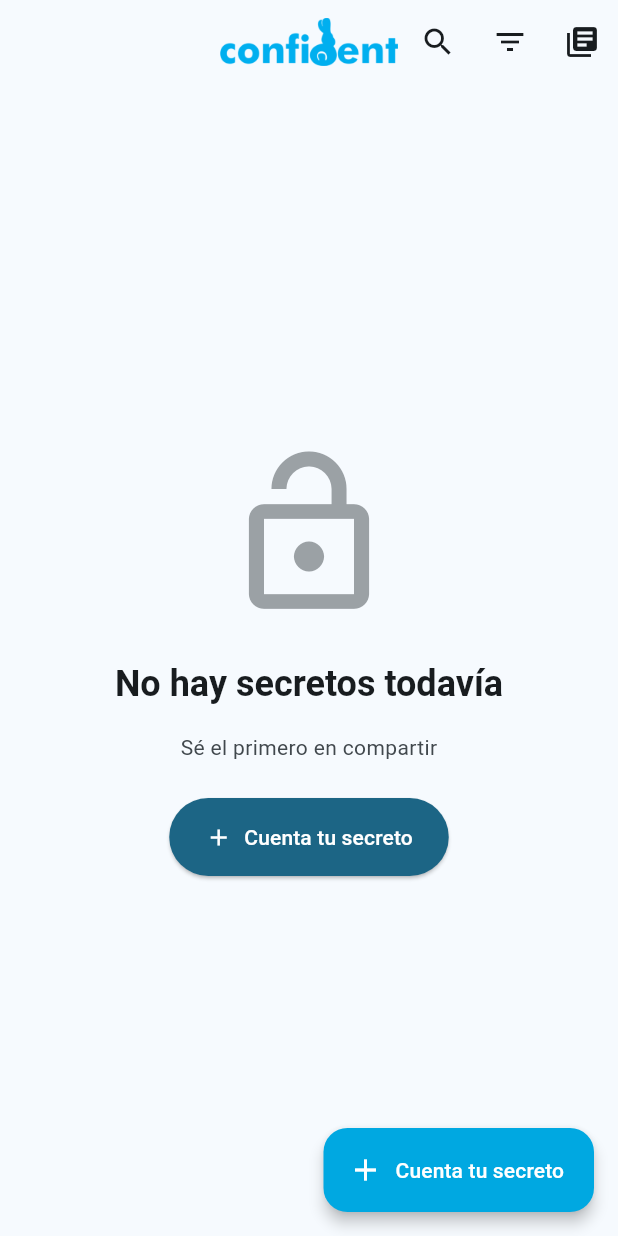
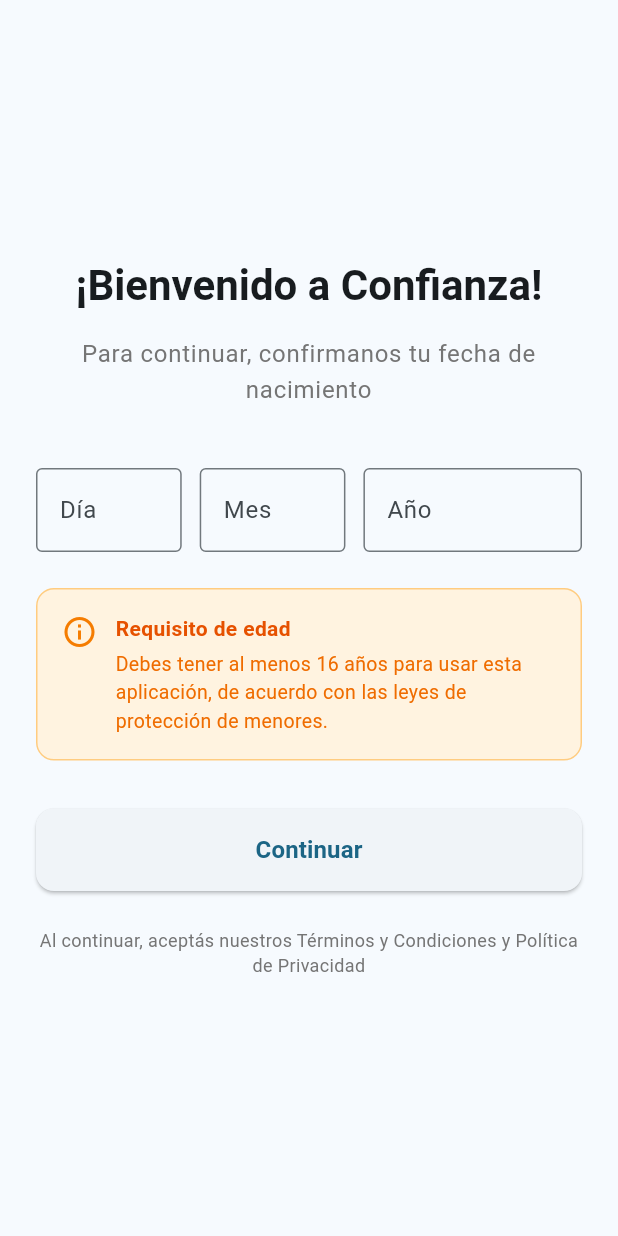
Before and after one commit to maretesus/confianza-repo, a Flutter app: the screen it shows after launch, on a phone screen of 412 x 824 dp. Run offline on Flutter 3.47's test engine with Material 3 defaults, Android fonts, the phone set to English and light mode, and no system bars; our stand-ins replace cloud_firestore, firebase_auth, firebase_core, firebase_storage, flutter_riverpod, go_router and 3 more; accounts and stored records are empty.

Commit message:
Fix: invalidar age verification provider después de completar verificación

```diff
--- a/confianza/lib/app.dart
+++ b/confianza/lib/app.dart
@@ -20,13 +20,16 @@
       ref.read(anonymousUserIdSyncProvider.notifier).state = id;
     });
 
+    // Obtener el router con la lógica de redirección
+    final router = ref.watch(appRouterProvider);
+
     return MaterialApp.router(
       // Configuración básica
       title: AppConstants.appName,
       debugShowCheckedModeBanner: false,
 
       // Router configuration (go_router)
-      routerConfig: appRouter,
+      routerConfig: router,
 
       // Temas
       theme: AppTheme.lightTheme,
--- a/confianza/lib/core/router.dart
+++ b/confianza/lib/core/router.dart
@@ -1,14 +1,39 @@
 import 'package:flutter/material.dart';
+import 'package:flutter_riverpod/flutter_riverpod.dart';
 import 'package:go_router/go_router.dart';
 import '../features/secrets/screens/feed_screen.dart';
 import '../features/secrets/screens/create_secret_screen.dart';
 import '../features/secrets/screens/my_secrets_screen.dart';
 import '../features/secrets/screens/secret_detail_screen.dart';
+import '../features/onboarding/screens/age_verification_screen.dart';
+import '../features/onboarding/providers/age_verification_provider.dart';
 
-/// Configuración de rutas de la aplicación usando go_router
-final appRouter = GoRouter(
+/// Provider para el router con lógica de redirección
+final appRouterProvider = Provider<GoRouter>((ref) {
+  return GoRouter(
     initialLocation: '/',
+    redirect: (context, state) async {
+      // Si el usuario está en la pantalla de verificación de edad, no hacer redirect
+      if (state.matchedLocation == '/age-verification') {
+        return null;
+      }
+
+      // Verificar si el usuario completó la verificación de edad
+      final hasVerified = await ref.watch(hasCompletedAgeVerificationProvider.future);
+
+      // Si no verificó edad y no está en la pantalla de verificación, redirigir
+      if (!hasVerified) {
+        return '/age-verification';
+      }
+
+      return null;
+    },
     routes: [
+      GoRoute(
+        path: '/age-verification',
+        name: 'age-verification',
+        builder: (context, state) => const AgeVerificationScreen(),
+      ),
       GoRoute(
         path: '/',
         name: 'feed',
@@ -63,3 +88,7 @@
       ),
     ),
   );
+});
+
+/// Acceso directo al router actual (para uso en navegación manual)
+late GoRouter appRouter;
--- /dev/null
+++ b/confianza/lib/features/onboarding/screens/age_verification_screen.dart
@@ -0,0 +1,401 @@
+import 'package:flutter/material.dart';
+import 'package:flutter/services.dart';
+import 'package:flutter_riverpod/flutter_riverpod.dart';
+import 'package:go_router/go_router.dart';
+import '../providers/age_verification_provider.dart';
+
+/// Pantalla de verificación de edad
+/// Mostrada solo la primera vez que el usuario abre la app
+class AgeVerificationScreen extends ConsumerStatefulWidget {
+  const AgeVerificationScreen({super.key});
+
+  @override
+  ConsumerState<AgeVerificationScreen> createState() =>
+      _AgeVerificationScreenState();
+}
+
+class _AgeVerificationScreenState extends ConsumerState<AgeVerificationScreen> {
+  final _formKey = GlobalKey<FormState>();
+  final _dayController = TextEditingController();
+  final _monthController = TextEditingController();
+  final _yearController = TextEditingController();
+
+  bool _isLoading = false;
+  String? _errorMessage;
+
+  @override
+  void dispose() {
+    _dayController.dispose();
+    _monthController.dispose();
+    _yearController.dispose();
+    super.dispose();
+  }
+
+  Future<void> _handleContinue() async {
+    // Limpiar mensaje de error previo
+    setState(() {
+      _errorMessage = null;
+    });
+
+    // Validar formulario
+    if (!_formKey.currentState!.validate()) {
+      return;
+    }
+
+    setState(() => _isLoading = true);
+
+    try {
+      // Parsear fecha
+      final day = int.parse(_dayController.text);
+      final month = int.parse(_monthController.text);
+      final year = int.parse(_yearController.text);
+
+      // Validar que la fecha sea válida
+      DateTime birthDate;
+      try {
+        birthDate = DateTime(year, month, day);
+      } catch (e) {
+        setState(() {
+          _errorMessage = 'Fecha inválida. Por favor verificá los datos.';
+          _isLoading = false;
+        });
+        return;
+      }
+
+      // Validar que la fecha no sea en el futuro
+      if (birthDate.isAfter(DateTime.now())) {
+        setState(() {
+          _errorMessage = 'La fecha de nacimiento no puede ser en el futuro.';
+          _isLoading = false;
+        });
+        return;
+      }
+
+      // Calcular edad
+      final age = calculateAge(birthDate);
+
+      // Verificar edad mínima (16 años)
+      if (age < 16) {
+        if (!mounted) return;
+        _showUnderageDialog();
+        setState(() => _isLoading = false);
+        return;
+      }
+
+      // Verificar edad máxima razonable (120 años)
+      if (age > 120) {
+        setState(() {
+          _errorMessage = 'Por favor ingresá una fecha de nacimiento válida.';
+          _isLoading = false;
+        });
+        return;
+      }
+
+      // Marcar como completado
+      final completeVerification = ref.read(completeAgeVerificationProvider);
+      await completeVerification();
+
+      // ⚠️ IMPORTANTE: Invalidar el provider para que se re-lea desde SharedPreferences
+      // Si no lo hacemos, el router sigue viendo el valor cacheado y hace un redirect infinito
+      ref.invalidate(hasCompletedAgeVerificationProvider);
+
+      if (!mounted) return;
+
+      // Navegar a la app
+      context.go('/');
+    } catch (e) {
+      setState(() {
+        _errorMessage = 'Error al procesar la fecha. Intentá de nuevo.';
+        _isLoading = false;
+      });
+    }
+  }
+
+  void _showUnderageDialog() {
+    showDialog(
+      context: context,
+      barrierDismissible: false,
+      builder: (context) => AlertDialog(
+        title: const Row(
+          children: [
+            Icon(Icons.block, color: Colors.red, size: 28),
+            SizedBox(width: 12),
+            Text('Lo sentimos'),
+          ],
+        ),
+        content: const Column(
+          mainAxisSize: MainAxisSize.min,
+          crossAxisAlignment: CrossAxisAlignment.start,
+          children: [
+            Text(
+              'Debes tener al menos 16 años para usar Confianza.',
+              style: TextStyle(fontSize: 16),
+            ),
+            SizedBox(height: 16),
+            Text(
+              'Esta restricción es por tu seguridad y cumplimiento con las leyes de protección de menores.',
+              style: TextStyle(fontSize: 14, color: Colors.grey),
+            ),
+          ],
+        ),
+        actions: [
+          TextButton(
+            onPressed: () {
+              // Cerrar dialog y la app
+              Navigator.of(context).pop();
+              SystemNavigator.pop(); // Cierra la app
+            },
+            child: const Text('Entendido'),
+          ),
+        ],
+      ),
+    );
+  }
+
+  @override
+  Widget build(BuildContext context) {
+    return Scaffold(
+      body: SafeArea(
+        child: Center(
+          child: SingleChildScrollView(
+            padding: const EdgeInsets.all(24),
+            child: Form(
+              key: _formKey,
+              child: Column(
+                mainAxisAlignment: MainAxisAlignment.center,
+                crossAxisAlignment: CrossAxisAlignment.stretch,
+                children: [
+                  // Logo (si tenés)
+                  // Image.asset(
+                  //   'assets/images/logo.png',
+                  //   height: 80,
+                  // ),
+                  // const SizedBox(height: 40),
+
+                  // Título
+                  Text(
+                    '¡Bienvenido a Confianza!',
+                    textAlign: TextAlign.center,
+                    style: Theme.of(context).textTheme.headlineMedium?.copyWith(
+                          fontWeight: FontWeight.bold,
+                        ),
+                  ),
+                  const SizedBox(height: 16),
+
+                  // Subtítulo
+                  Text(
+                    'Para continuar, confirmanos tu fecha de nacimiento',
+                    textAlign: TextAlign.center,
+                    style: Theme.of(context).textTheme.bodyLarge?.copyWith(
+                          color: Colors.grey[600],
+                        ),
+                  ),
+                  const SizedBox(height: 40),
+
+                  // Campos de fecha
+                  Row(
+                    children: [
+                      // Día
+                      Expanded(
+                        flex: 2,
+                        child: TextFormField(
+                          controller: _dayController,
+                          decoration: const InputDecoration(
+                            labelText: 'Día',
+                            hintText: 'DD',
+                            border: OutlineInputBorder(),
+                          ),
+                          keyboardType: TextInputType.number,
+                          inputFormatters: [
+                            FilteringTextInputFormatter.digitsOnly,
+                            LengthLimitingTextInputFormatter(2),
+                          ],
+                          textAlign: TextAlign.center,
+                          validator: (value) {
+                            if (value == null || value.isEmpty) {
+                              return 'Requerido';
+                            }
+                            final day = int.tryParse(value);
+                            if (day == null || day < 1 || day > 31) {
+                              return 'Inválido';
+                            }
+                            return null;
+                          },
+                        ),
+                      ),
+                      const SizedBox(width: 12),
+
+                      // Mes
+                      Expanded(
+                        flex: 2,
+                        child: TextFormField(
+                          controller: _monthController,
+                          decoration: const InputDecoration(
+                            labelText: 'Mes',
+                            hintText: 'MM',
+                            border: OutlineInputBorder(),
+                          ),
+                          keyboardType: TextInputType.number,
+                          inputFormatters: [
+                            FilteringTextInputFormatter.digitsOnly,
+                            LengthLimitingTextInputFormatter(2),
+                          ],
+                          textAlign: TextAlign.center,
+                          validator: (value) {
+                            if (value == null || value.isEmpty) {
+                              return 'Requerido';
+                            }
+                            final month = int.tryParse(value);
+                            if (month == null || month < 1 || month > 12) {
+                              return 'Inválido';
+                            }
+                            return null;
+                          },
+                        ),
+                      ),
+                      const SizedBox(width: 12),
+
+                      // Año
+                      Expanded(
+                        flex: 3,
+                        child: TextFormField(
+                          controller: _yearController,
+                          decoration: const InputDecoration(
+                            labelText: 'Año',
+                            hintText: 'AAAA',
+                            border: OutlineInputBorder(),
+                          ),
+                          keyboardType: TextInputType.number,
+                          inputFormatters: [
+                            FilteringTextInputFormatter.digitsOnly,
+                            LengthLimitingTextInputFormatter(4),
+                          ],
+                          textAlign: TextAlign.center,
+                          validator: (value) {
+                            if (value == null || value.isEmpty) {
+                              return 'Requerido';
+                            }
+                            final year = int.tryParse(value);
+                            if (year == null ||
+                                year < 1900 ||
+                                year > DateTime.now().year) {
+                              return 'Inválido';
+                            }
+                            return null;
+                          },
+                        ),
+                      ),
+                    ],
+                  ),
+
+                  // Mensaje de error si existe
+                  if (_errorMessage != null) ...[
+                    const SizedBox(height: 16),
+                    Container(
+                      padding: const EdgeInsets.all(12),
+                      decoration: BoxDecoration(
+                        color: Colors.red.shade50,
+                        borderRadius: BorderRadius.circular(8),
+                        border: Border.all(color: Colors.red.shade200),
+                      ),
+                      child: Row(
+                        children: [
+                          Icon(Icons.error_outline, color: Colors.red.shade700),
+                          const SizedBox(width: 12),
+                          Expanded(
+                            child: Text(
+                              _errorMessage!,
+                              style: TextStyle(color: Colors.red.shade700),
+                            ),
+                          ),
+                        ],
+                      ),
+                    ),
+                  ],
+
+                  const SizedBox(height: 24),
+
+                  // Advertencia
+                  Container(
+                    padding: const EdgeInsets.all(16),
+                    decoration: BoxDecoration(
+                      color: Colors.orange.shade50,
+                      borderRadius: BorderRadius.circular(12),
+                      border: Border.all(color: Colors.orange.shade200),
+                    ),
+                    child: Row(
+                      crossAxisAlignment: CrossAxisAlignment.start,
+                      children: [
+                        Icon(Icons.info_outline,
+                            color: Colors.orange.shade700, size: 24),
+                        const SizedBox(width: 12),
+                        Expanded(
+                          child: Column(
+                            crossAxisAlignment: CrossAxisAlignment.start,
+                            children: [
+                              Text(
+                                'Requisito de edad',
+                                style: TextStyle(
+                                  fontWeight: FontWeight.bold,
+                                  color: Colors.orange.shade900,
+                                ),
+                              ),
+                              const SizedBox(height: 4),
+                              Text(
+                                'Debes tener al menos 16 años para usar esta aplicación, de acuerdo con las leyes de protección de menores.',
+                                style: TextStyle(
+                                  fontSize: 13,
+                                  color: Colors.orange.shade800,
+                                ),
+                              ),
+                            ],
+                          ),
+                        ),
+                      ],
+                    ),
+                  ),
+
+                  const SizedBox(height: 32),
+
+                  // Botón Continuar
+                  ElevatedButton(
+                    onPressed: _isLoading ? null : _handleContinue,
+                    style: ElevatedButton.styleFrom(
+                      padding: const EdgeInsets.symmetric(vertical: 16),
+                      shape: RoundedRectangleBorder(
+                        borderRadius: BorderRadius.circular(12),
+                      ),
+                    ),
+                    child: _isLoading
+                        ? const SizedBox(
+                            height: 20,
+                            width: 20,
+                            child: CircularProgressIndicator(strokeWidth: 2),
+                          )
+                        : const Text(
+                            'Continuar',
+                            style: TextStyle(
+                                fontSize: 16, fontWeight: FontWeight.bold),
+                          ),
+                  ),
+
+                  const SizedBox(height: 24),
+
+                  // Política de privacidad
+                  Text(
+                    'Al continuar, aceptás nuestros Términos y Condiciones y Política de Privacidad',
+                    textAlign: TextAlign.center,
+                    style: TextStyle(
+                      fontSize: 12,
+                      color: Colors.grey[600],
+                    ),
+                  ),
+                ],
+              ),
+            ),
+          ),
+        ),
+      ),
+    );
+  }
+}
```
Also changed, not shown: confianza/lib/features/onboarding/providers/age_verification_provider.dart (added, +30 -0 lines). Lines whose indentation alone changed are shown as unchanged.
